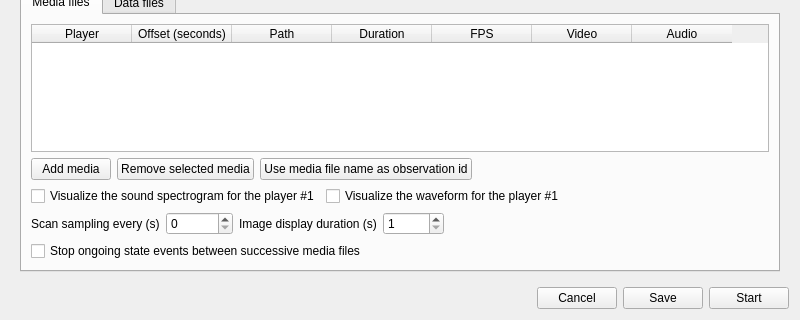
This is boris/observation.ui in olivierfriard/BORIS as Qt 5 draws it before an edit; both pictures show x 0 to 800 and y 330 to 650 of the 800 by 650 pixel window. The edited form follows.
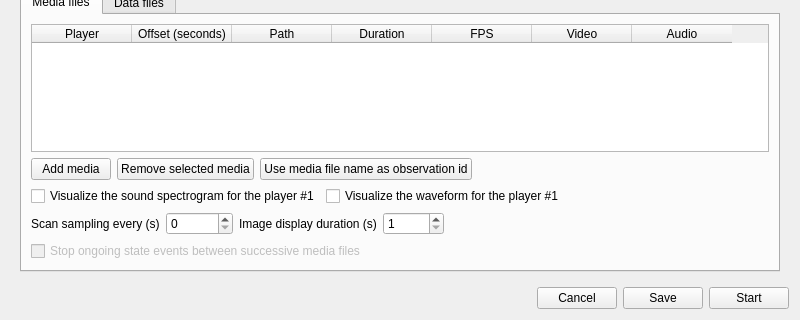
This is the edited form.

The edit to the form file:
```diff
--- a/boris/observation.ui
+++ b/boris/observation.ui
@@ -413,7 +413,7 @@
            <item>
             <widget class="QCheckBox" name="cbCloseCurrentBehaviorsBetweenVideo">
              <property name="enabled">
-              <bool>true</bool>
+              <bool>false</bool>
              </property>
              <property name="text">
               <string>Stop ongoing state events between successive media files</string>
```
